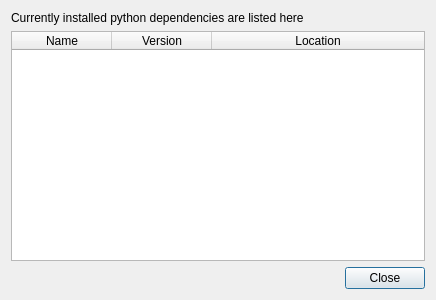
Qt form 000_qpip/ui_show.ui (opengisch/qpip) before a commit.
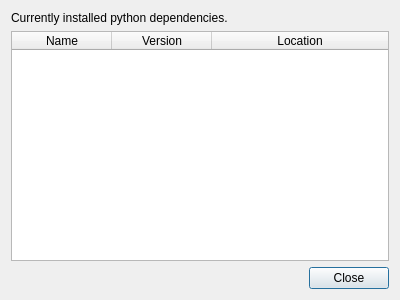
The same form after that commit.

The edit to the form file:
```diff
--- a/000_qpip/ui_show.ui
+++ b/000_qpip/ui_show.ui
@@ -6,7 +6,7 @@
    <rect>
     <x>0</x>
     <y>0</y>
-    <width>436</width>
+    <width>400</width>
     <height>300</height>
    </rect>
   </property>
@@ -23,7 +23,7 @@
    <item>
     <widget class="QLabel" name="label">
      <property name="text">
-      <string>Currently installed python dependencies are listed here</string>
+      <string>Currently installed python dependencies.</string>
      </property>
      <property name="wordWrap">
       <bool>true</bool>
```
